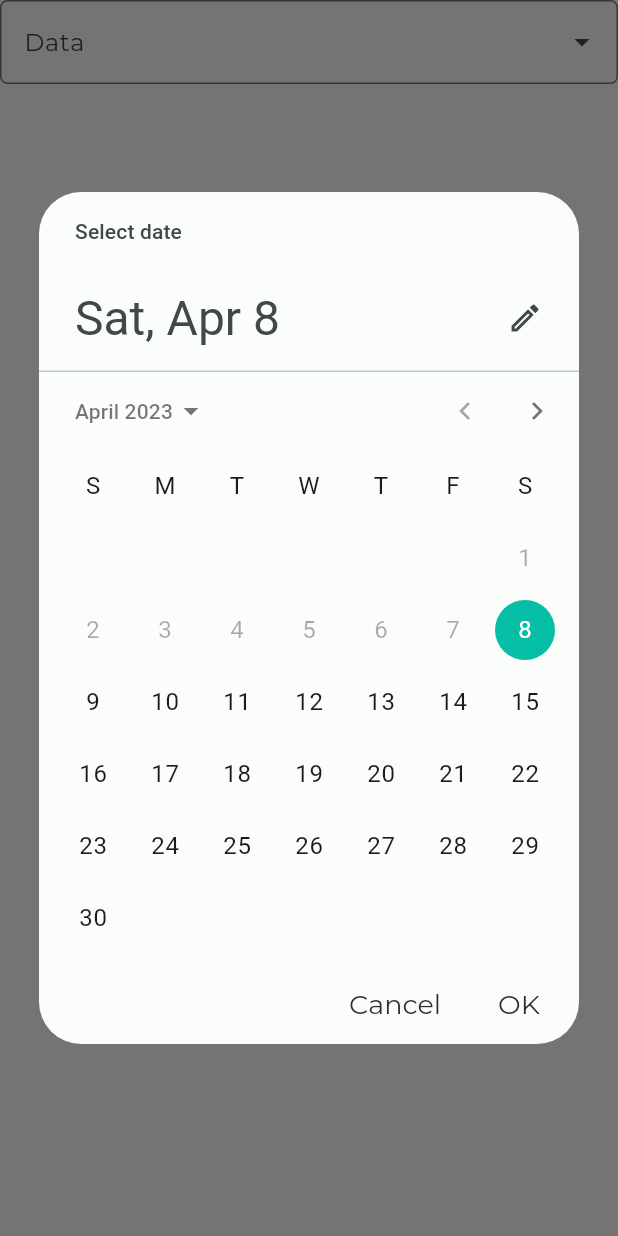
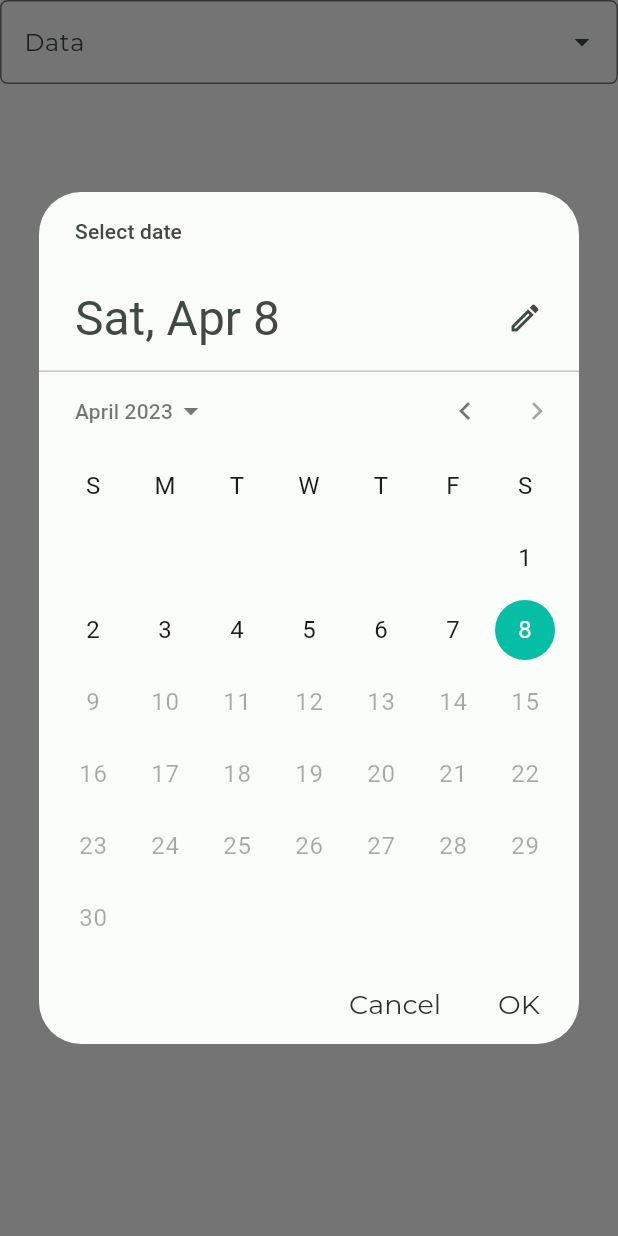
Before and after one commit to GCAS-UFF/cardiac-petct, a Flutter app: the PetctDatePicker widget shown alone on an empty page, opened directly with empty values, after a tap on "Data", on a phone screen of 412 x 824 dp. Run offline on Flutter 3.47's test engine with Material 2 defaults, Android fonts, the phone set to English and light mode, and no system bars; our stand-ins replace device_preview, email_validator, flutter_feather_icons, percent_indicator; network calls fail.

Commit message:
update components

```diff
--- a/lib/features/showcase/showcase_page.dart
+++ b/lib/features/showcase/showcase_page.dart
@@ -557,6 +557,7 @@ class _ShowcasePageState extends State<ShowcasePage> {
                                 .titleMedium!
                                 .copyWith(
                                   fontWeight: FontWeight.bold,
+                                  fontSize: 14,
                                 ),
                           ),
                           PetctAllowedFoodCard(
@@ -579,6 +580,7 @@ class _ShowcasePageState extends State<ShowcasePage> {
                                 .titleMedium!
                                 .copyWith(
                                   fontWeight: FontWeight.bold,
+                                  fontSize: 14,
                                 ),
                           ),
                           PetctForbiddenFoodCard(
--- /dev/null
+++ b/lib/src/resources/images.dart
@@ -0,0 +1,3 @@
+class Images {
+  static const String petctLogo = 'assets/images/petct_logo.png';
+}
--- a/lib/src/ui/petct_date_picker.dart
+++ b/lib/src/ui/petct_date_picker.dart
@@ -5,11 +5,13 @@ class PetctDatePicker extends StatelessWidget {
   final Function(DateTime?) onValue;
   final TextEditingController controller;
   final Function(String?) validator;
+  final String? hintText;
   const PetctDatePicker(
       {super.key,
       required this.onValue,
       required this.controller,
-      required this.validator});
+      required this.validator,
+      this.hintText = 'Data'});
 
   @override
   Widget build(BuildContext context) {
@@ -18,10 +20,8 @@ class PetctDatePicker extends StatelessWidget {
         final DateTime? date = await showDatePicker(
           context: context,
           initialDate: DateTime.now(),
-          firstDate: DateTime.now(),
-          lastDate: DateTime.now().add(
-            const Duration(days: 360),
-          ),
+          firstDate: DateTime(1900),
+          lastDate: DateTime.now(),
         );
         onValue(date);
       },
@@ -29,7 +29,7 @@ class PetctDatePicker extends StatelessWidget {
         child: PetctTextFormField(
           controller: controller,
           readOnly: true,
-          hintText: 'Data',
+          hintText: hintText,
           validator: (value) => validator(value),
           suffixIcon: const Icon(Icons.arrow_drop_down_outlined),
         ),
--- a/lib/src/ui/petct_dropdown_button.dart
+++ b/lib/src/ui/petct_dropdown_button.dart
@@ -4,11 +4,13 @@ class PetcetDropdownButton extends StatelessWidget {
   final List<String> items;
   final String? seletedItem;
   final Function(String?) onChanged;
+  final String? Function(String?)? validator;
   const PetcetDropdownButton(
       {super.key,
       required this.items,
       required this.seletedItem,
-      required this.onChanged});
+      required this.onChanged,
+      this.validator});
 
   @override
   Widget build(BuildContext context) {
@@ -24,6 +26,7 @@ class PetcetDropdownButton extends StatelessWidget {
           .toList(),
       value: seletedItem,
       onChanged: (value) => onChanged(value),
+      validator: validator,
     );
   }
 }
--- a/pubspec.yaml
+++ b/pubspec.yaml
@@ -15,6 +15,7 @@ dependencies:
   flutter_feather_icons: ^2.0.0+1
   device_preview: ^1.1.0
   percent_indicator: ^4.2.3
+  email_validator: ^2.1.17
 
 dev_dependencies:
   flutter_test:
@@ -27,6 +28,9 @@ dev_dependencies:
 flutter:
   uses-material-design: true
 
+  assets:
+    - assets/images/
+
   fonts:
     - family: Montserrat
       fonts:
```
Also changed, not shown: lib/src/input_validators/validations_mixin.dart (added, +35 -0 lines), lib/src/ui/petct_logo_titled.dart (added, +38 -0 lines), lib/src/ui/petct_switch_button_theme.dart (deleted, +0 -19 lines), assets/images/petct_logo.png (added), pubspec.lock.
